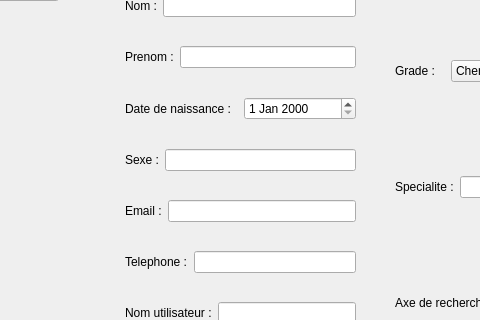
The window that Interface.ui (Megaghosty/Project_POO_SNR_JPJN) describes before a commit, drawn with Qt 5; both pictures show x 93 to 573 and y 98 to 418 of the 801 by 600 pixel window.
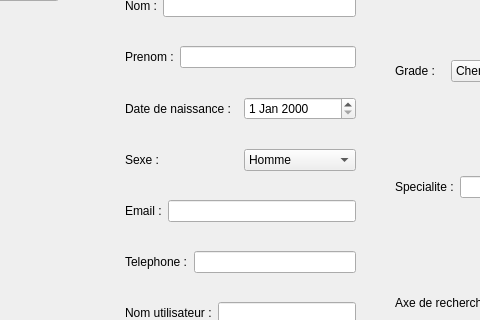
The same window after the commit.

Commit message: Liaisons boutons

```diff
--- a/Interface.ui
+++ b/Interface.ui
@@ -255,14 +255,29 @@
           <item>
            <layout class="QHBoxLayout" name="horizontalLayout_10">
             <item>
-             <widget class="QLabel" name="label_9">
+             <layout class="QHBoxLayout" name="horizontalLayout_15">
+              <item>
+               <widget class="QLabel" name="label_13">
               <property name="text">
                <string>Sexe :</string>
               </property>
              </widget>
             </item>
             <item>
-             <widget class="QLineEdit" name="lineEdit_7"/>
+               <widget class="QComboBox" name="widget_creer_chercheur_comboBox_sexe">
+                <item>
+                 <property name="text">
+                  <string>Homme</string>
+                 </property>
+                </item>
+                <item>
+                 <property name="text">
+                  <string>Femme</string>
+                 </property>
+                </item>
+               </widget>
+              </item>
+             </layout>
             </item>
            </layout>
           </item>
```
Left out of the diff: 27 changed lines with no effect on the pictures. Lines whose indentation alone changed are shown as unchanged. The commit also changes 2 other files.
